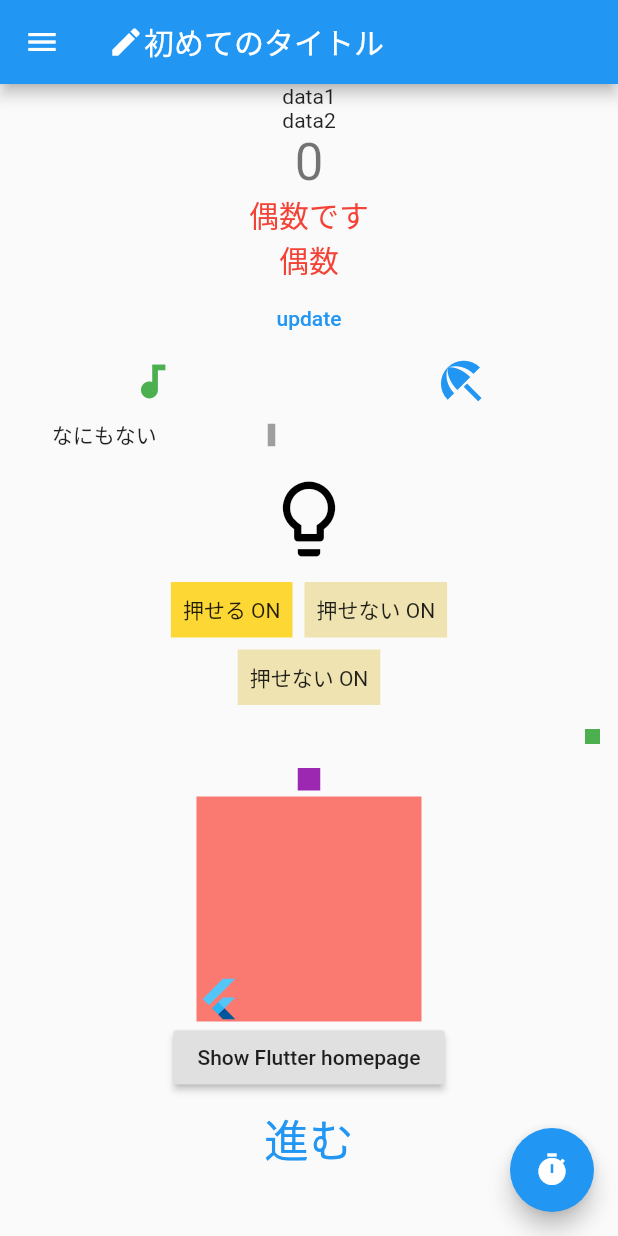
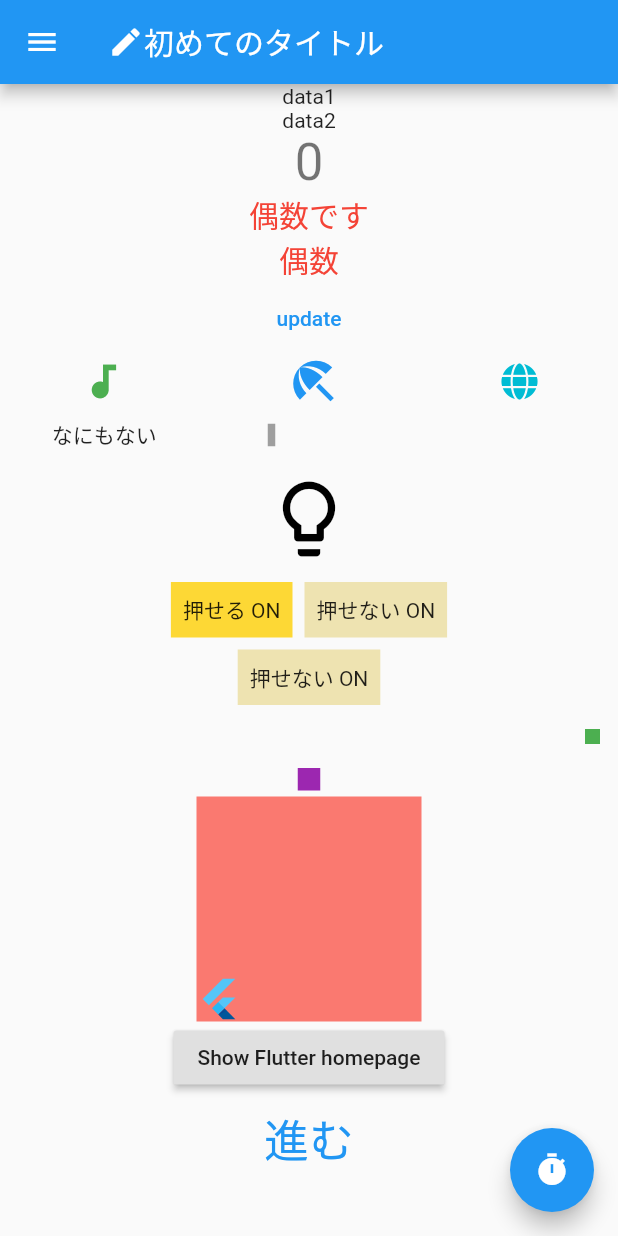
Before and after one commit to terra-namibia/practice2, a Flutter app: the screen it shows after launch, on a phone screen of 412 x 824 dp. Run offline on Flutter 3.47's test engine with Material 2 defaults, Android fonts, the phone set to English and light mode, and no system bars; our stand-ins replace font_awesome_flutter.

Commit message:
add font_awesome_flutter and FontAwesomeIcons

```diff
--- a/lib/main.dart
+++ b/lib/main.dart
@@ -3,6 +3,7 @@
 import 'package:flutter/material.dart';
 import 'package:practice2/TestPage2.dart';
 import 'package:url_launcher/url_launcher.dart';
+import 'package:font_awesome_flutter/font_awesome_flutter.dart';
 
 void main() {
   runApp(const MyApp());
@@ -109,6 +110,7 @@ class _MyHomePageState extends State<MyHomePage> {
                 color: Colors.blue,
                 size: 36.0,
               ),
+              Icon(FontAwesomeIcons.globe, color: Colors.cyan)
             ],
           ),
           Row(
--- a/pubspec.yaml
+++ b/pubspec.yaml
@@ -35,6 +35,7 @@ dependencies:
   # Use with the CupertinoIcons class for iOS style icons.
   cupertino_icons: ^1.0.2
   url_launcher: ^6.0.20
+  font_awesome_flutter: ^10.1.0
 
 dev_dependencies:
   flutter_test:
```
Also changed, not shown: pubspec.lock.
